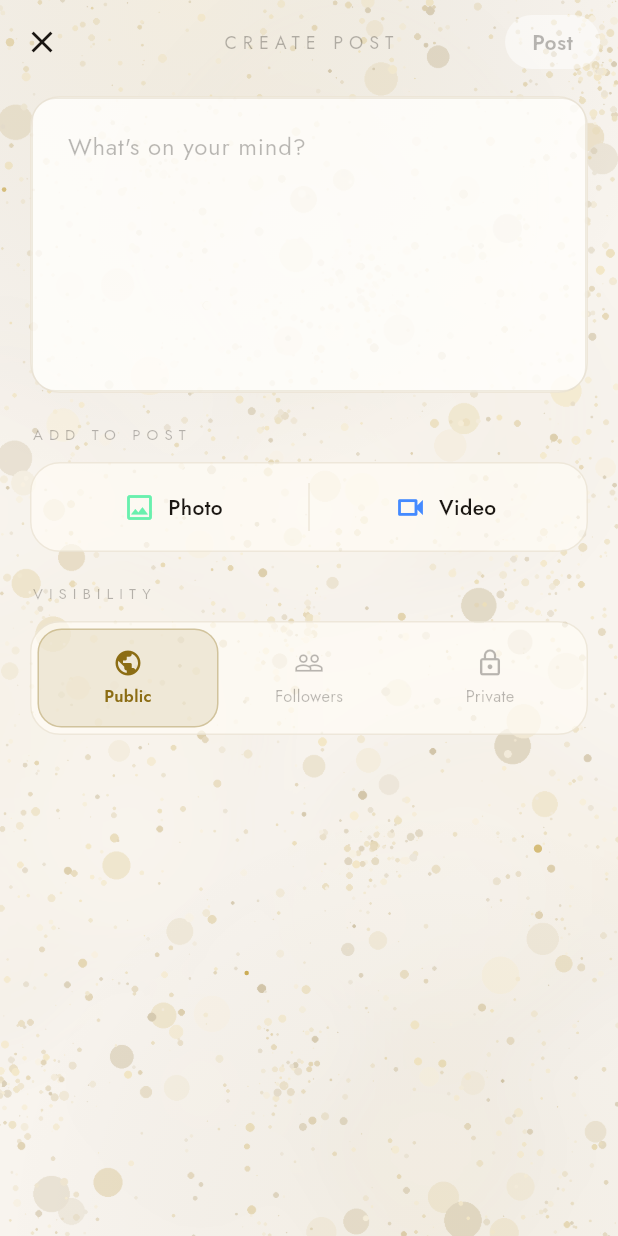
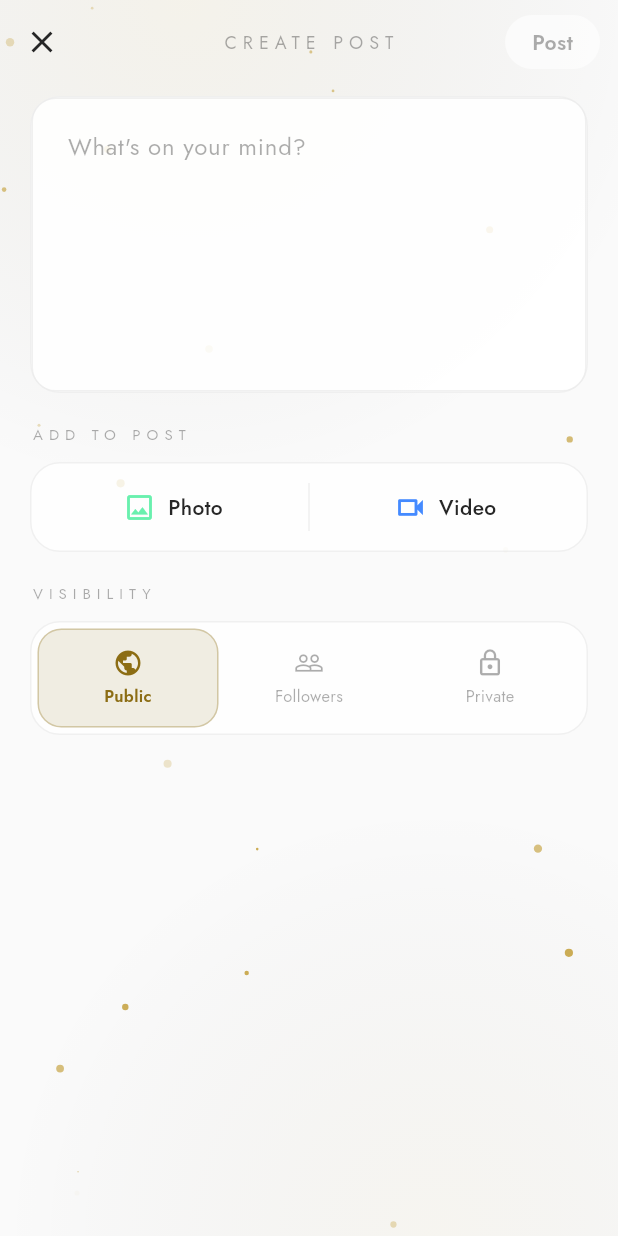
Before and after one commit to EnomApps/Enom-FrontEnd, a Flutter app: the CreatePostScreen screen opened directly, on a phone screen of 412 x 824 dp. Run offline on Flutter 3.47's test engine with Material 3 defaults, Android fonts, the phone set to English and light mode, and no system bars; our stand-ins replace camera, flutter_local_notifications, google_fonts, image_picker, permission_handler, shared_preferences and 2 more; missing offline and left inert: google_mlkit_face_detection, video_compress; accounts and stored records are empty.

Commit message:
new-design

```diff
--- a/enom_app/lib/screens/create_post_screen.dart
+++ b/enom_app/lib/screens/create_post_screen.dart
@@ -242,7 +242,7 @@ class _CreatePostScreenState extends State<CreatePostScreen> {
       ),
       body: Stack(
         children: [
-          const EnomScreenBackground(gradientVariant: 2, particleCount: 10),
+          const EnomScreenBackground(gradientVariant: 2, particleCount: 35),
           SafeArea(
             child: SingleChildScrollView(
               padding: const EdgeInsets.fromLTRB(20, 8, 20, 100),
--- a/enom_app/lib/screens/edit_post_screen.dart
+++ b/enom_app/lib/screens/edit_post_screen.dart
@@ -359,7 +359,7 @@ class _EditPostScreenState extends State<EditPostScreen> {
       ),
       body: Stack(
         children: [
-          const EnomScreenBackground(gradientVariant: 2, particleCount: 10),
+          const EnomScreenBackground(gradientVariant: 2, particleCount: 35),
           SafeArea(
             child: SingleChildScrollView(
               padding: const EdgeInsets.fromLTRB(20, 8, 20, 100),
--- a/enom_app/lib/screens/follow_list_screen.dart
+++ b/enom_app/lib/screens/follow_list_screen.dart
@@ -148,7 +148,7 @@ class _FollowListScreenState extends State<FollowListScreen> {
       ),
       body: Stack(
         children: [
-          const EnomScreenBackground(gradientVariant: 2, particleCount: 8),
+          const EnomScreenBackground(gradientVariant: 2, particleCount: 30),
           SafeArea(
             child: _isLoading
                 ? Center(child: CircularProgressIndicator(color: AppTheme.goldColor(context)))
--- a/enom_app/lib/screens/forgot_password_otp_screen.dart
+++ b/enom_app/lib/screens/forgot_password_otp_screen.dart
@@ -99,7 +99,7 @@ class _ForgotPasswordOtpScreenState extends State<ForgotPasswordOtpScreen> {
       body: Stack(
         fit: StackFit.expand,
         children: [
-          const EnomScreenBackground(gradientVariant: 3, particleCount: 15),
+          const EnomScreenBackground(gradientVariant: 3, particleCount: 45),
           SafeArea(
             child: SingleChildScrollView(
               padding: const EdgeInsets.symmetric(horizontal: 28),
--- a/enom_app/lib/screens/forgot_password_screen.dart
+++ b/enom_app/lib/screens/forgot_password_screen.dart
@@ -64,7 +64,7 @@ class _ForgotPasswordScreenState extends State<ForgotPasswordScreen> {
       body: Stack(
         fit: StackFit.expand,
         children: [
-          const EnomScreenBackground(gradientVariant: 2, particleCount: 15),
+          const EnomScreenBackground(gradientVariant: 2, particleCount: 45),
           SafeArea(
             child: SingleChildScrollView(
               padding: const EdgeInsets.symmetric(horizontal: 28),
--- a/enom_app/lib/screens/home_screen.dart
+++ b/enom_app/lib/screens/home_screen.dart
@@ -330,7 +330,7 @@ class _HomeScreenState extends State<HomeScreen> with TickerProviderStateMixin {
 
     return Stack(
       children: [
-        const EnomScreenBackground(gradientVariant: 4, particleCount: 15),
+        const EnomScreenBackground(gradientVariant: 4, particleCount: 45),
 
         SafeArea(
           child: SingleChildScrollView(
--- a/enom_app/lib/screens/language_selection_screen.dart
+++ b/enom_app/lib/screens/language_selection_screen.dart
@@ -92,7 +92,7 @@ class _LanguageSelectionScreenState extends State<LanguageSelectionScreen>
       body: Stack(
         fit: StackFit.expand,
         children: [
-          const EnomScreenBackground(gradientVariant: 2, particleCount: 15),
+          const EnomScreenBackground(gradientVariant: 2, particleCount: 45),
           SafeArea(
             child: FadeTransition(
               opacity: _fadeAnimation,
--- a/enom_app/lib/screens/login_screen.dart
+++ b/enom_app/lib/screens/login_screen.dart
@@ -80,7 +80,7 @@ class _LoginScreenState extends State<LoginScreen> {
       body: Stack(
         fit: StackFit.expand,
         children: [
-          const EnomScreenBackground(gradientVariant: 3, particleCount: 15),
+          const EnomScreenBackground(gradientVariant: 3, particleCount: 45),
 
           SafeArea(
             child: SingleChildScrollView(
--- a/enom_app/lib/screens/otp_verification_screen.dart
+++ b/enom_app/lib/screens/otp_verification_screen.dart
@@ -102,7 +102,7 @@ class _OtpVerificationScreenState extends State<OtpVerificationScreen> {
       body: Stack(
         fit: StackFit.expand,
         children: [
-          const EnomScreenBackground(gradientVariant: 2, particleCount: 15),
+          const EnomScreenBackground(gradientVariant: 2, particleCount: 45),
           SafeArea(
             child: SingleChildScrollView(
               padding: const EdgeInsets.symmetric(horizontal: 28),
--- a/enom_app/lib/screens/reset_password_screen.dart
+++ b/enom_app/lib/screens/reset_password_screen.dart
@@ -74,7 +74,7 @@ class _ResetPasswordScreenState extends State<ResetPasswordScreen> {
       body: Stack(
         fit: StackFit.expand,
         children: [
-          const EnomScreenBackground(gradientVariant: 3, particleCount: 15),
+          const EnomScreenBackground(gradientVariant: 3, particleCount: 45),
           SafeArea(
             child: SingleChildScrollView(
               padding: const EdgeInsets.symmetric(horizontal: 28),
--- a/enom_app/lib/screens/settings_screen.dart
+++ b/enom_app/lib/screens/settings_screen.dart
@@ -13,7 +13,7 @@ class SettingsScreen extends StatelessWidget {
 
     return Stack(
       children: [
-        const EnomScreenBackground(gradientVariant: 2, particleCount: 10),
+        const EnomScreenBackground(gradientVariant: 2, particleCount: 35),
         SingleChildScrollView(
           padding: const EdgeInsets.symmetric(horizontal: 24, vertical: 16),
           child: Column(
--- a/enom_app/lib/screens/signup_screen.dart
+++ b/enom_app/lib/screens/signup_screen.dart
@@ -75,7 +75,7 @@ class _SignupScreenState extends State<SignupScreen> {
       body: Stack(
         fit: StackFit.expand,
         children: [
-          const EnomScreenBackground(gradientVariant: 2, particleCount: 15),
+          const EnomScreenBackground(gradientVariant: 2, particleCount: 45),
 
           SafeArea(
             child: SingleChildScrollView(
--- a/enom_app/lib/screens/user_profile_screen.dart
+++ b/enom_app/lib/screens/user_profile_screen.dart
@@ -143,7 +143,7 @@ class _UserProfileScreenState extends State<UserProfileScreen> {
       ),
       body: Stack(
         children: [
-          const EnomScreenBackground(gradientVariant: 2, particleCount: 8),
+          const EnomScreenBackground(gradientVariant: 2, particleCount: 30),
           SafeArea(
             child: RefreshIndicator(
               onRefresh: _loadPosts,
--- a/enom_app/lib/screens/welcome_screen.dart
+++ b/enom_app/lib/screens/welcome_screen.dart
@@ -70,7 +70,7 @@ class _WelcomeScreenState extends State<WelcomeScreen>
           fit: StackFit.expand,
           children: [
             // Full background with gold dust + gradient + particles
-            const EnomScreenBackground(gradientVariant: 1, particleCount: 30),
+            const EnomScreenBackground(gradientVariant: 1, particleCount: 60),
 
             // Floating orbs
             AnimatedBuilder(
--- a/enom_app/lib/theme/app_theme.dart
+++ b/enom_app/lib/theme/app_theme.dart
@@ -33,43 +33,43 @@ class AppTheme {
     colors: [gold4, gold2, gold3, gold1],
   );
 
-  // ── Dark Theme Colors ──
-  static const Color darkBg = Color(0xFF0A0A0A);
-  static const Color darkBg2 = Color(0xFF111111);
-  static const Color darkNavBg = Color(0xD90F0F0F); // rgba(15,15,15,0.85)
-  static const Color darkTextPrimary = Color(0xFFF5F0E8);
-  static Color darkTextSecondary = const Color(0xFFF5F0E8).withValues(alpha: 0.60);
-  static Color darkTextMuted = const Color(0xFFF5F0E8).withValues(alpha: 0.35);
-  static Color darkGlass = Colors.white.withValues(alpha: 0.06);
-  static Color darkGlassBorder = Colors.white.withValues(alpha: 0.08);
-  static Color darkGlassHighlight = Colors.white.withValues(alpha: 0.12);
-  static Color darkMoodCardBg = const Color.fromRGBO(20, 18, 14, 0.70);
-  static Color darkCardBg = Colors.white.withValues(alpha: 0.04);
-  static Color darkCardBorder = Colors.white.withValues(alpha: 0.08);
-  static Color darkInputBg = Colors.white.withValues(alpha: 0.06);
-  static Color darkInputBorder = Colors.white.withValues(alpha: 0.08);
+  // ── Dark Theme Colors (Instagram-style) ──
+  static const Color darkBg = Color(0xFF000000);
+  static const Color darkBg2 = Color(0xFF121212);
+  static const Color darkNavBg = Color(0xD9000000); // rgba(0,0,0,0.85)
+  static const Color darkTextPrimary = Color(0xFFF5F5F5);
+  static Color darkTextSecondary = const Color(0xFFF5F5F5).withValues(alpha: 0.65);
+  static Color darkTextMuted = const Color(0xFFF5F5F5).withValues(alpha: 0.40);
+  static Color darkGlass = Colors.white.withValues(alpha: 0.08);
+  static Color darkGlassBorder = Colors.white.withValues(alpha: 0.12);
+  static Color darkGlassHighlight = Colors.white.withValues(alpha: 0.15);
+  static Color darkMoodCardBg = const Color.fromRGBO(18, 18, 18, 0.80);
+  static Color darkCardBg = Colors.white.withValues(alpha: 0.06);
+  static Color darkCardBorder = Colors.white.withValues(alpha: 0.12);
+  static Color darkInputBg = Colors.white.withValues(alpha: 0.08);
+  static Color darkInputBorder = Colors.white.withValues(alpha: 0.12);
 
-  // ── Light Theme Colors ──
-  static const Color lightBg = Color(0xFFF8F4EE);
-  static const Color lightBg2 = Color(0xFFF0EBE2);
-  static const Color lightNavBg = Color(0xD9F8F4EE); // rgba(248,244,238,0.85)
+  // ── Light Theme Colors (Instagram-style) ──
+  static const Color lightBg = Color(0xFFFAFAFA);
+  static const Color lightBg2 = Color(0xFFEFEFEF);
+  static const Color lightNavBg = Color(0xD9FAFAFA); // rgba(250,250,250,0.85)
   static const Color lightGold = Color(0xFF8C6D14);
-  static const Color lightTextPrimary = Color(0xFF1A1612);
-  static Color lightTextSecondary = const Color(0xFF1A1612).withValues(alpha: 0.55);
-  static Color lightTextMuted = const Color(0xFF1A1612).withValues(alpha: 0.30);
-  static Color lightGlass = Colors.white.withValues(alpha: 0.50);
-  static Color lightGlassBorder = const Color.fromRGBO(180, 160, 120, 0.20);
-  static Color lightGlassHighlight = Colors.white.withValues(alpha: 0.80);
-  static Color lightMoodCardBg = const Color.fromRGBO(255, 252, 245, 0.70);
-  static Color lightCardBg = Colors.white.withValues(alpha: 0.65);
-  static Color lightCardBorder = const Color.fromRGBO(180, 160, 120, 0.20);
-  static Color lightInputBg = Colors.white.withValues(alpha: 0.50);
-  static Color lightInputBorder = const Color.fromRGBO(180, 160, 120, 0.20);
+  static const Color lightTextPrimary = Color(0xFF262626);
+  static Color lightTextSecondary = const Color(0xFF262626).withValues(alpha: 0.60);
+  static Color lightTextMuted = const Color(0xFF262626).withValues(alpha: 0.38);
+  static Color lightGlass = Colors.white.withValues(alpha: 0.60);
+  static Color lightGlassBorder = const Color.fromRGBO(219, 219, 219, 0.40);
+  static Color lightGlassHighlight = Colors.white.withValues(alpha: 0.85);
+  static Color lightMoodCardBg = const Color.fromRGBO(255, 255, 255, 0.75);
+  static Color lightCardBg = Colors.white.withValues(alpha: 0.70);
+  static Color lightCardBorder = const Color.fromRGBO(219, 219, 219, 0.35);
+  static Color lightInputBg = Colors.white.withValues(alpha: 0.60);
+  static Color lightInputBorder = const Color.fromRGBO(219, 219, 219, 0.40);
 
   // Legacy aliases for compatibility
   static const Color lightGoldLight = Color(0xFFBFA02A);
   static const Color lightGoldDark = Color(0xFF6B5210);
-  static const Color darkText1 = Color(0xFFF5F0E8);
+  static const Color darkText1 = Color(0xFFF5F5F5);
 
   // ── Helpers ──
   static bool isDark(BuildContext context) =>
@@ -457,8 +457,8 @@ class AppTheme {
   }
 }
 
-/// Gold dust background using pre-rendered PNG assets.
-/// Provides a minimalized gold dust effect on all screens.
+/// Solid color background (Instagram-style).
+/// Dark mode: black, Light mode: off-white (#FAFAFA).
 class GoldDustBackground extends StatelessWidget {
   final bool minimalized;
   const GoldDustBackground({super.key, this.minimalized = true});
@@ -468,16 +468,8 @@ class GoldDustBackground extends StatelessWidget {
     final dark = AppTheme.isDark(context);
     return Positioned.fill(
       child: IgnorePointer(
-        child: Opacity(
-          opacity: minimalized ? 0.5 : 1.0,
-          child: Image.asset(
-            dark
-                ? 'assets/backgrounds/bg_gold_dust_dark.png'
-                : 'assets/backgrounds/bg_gold_dust_light.png',
-            fit: BoxFit.cover,
-            width: double.infinity,
-            height: double.infinity,
-          ),
+        child: ColoredBox(
+          color: dark ? AppTheme.darkBg : AppTheme.lightBg,
         ),
       ),
     );
@@ -495,7 +487,7 @@ class EnomScreenBackground extends StatefulWidget {
   const EnomScreenBackground({
     super.key,
     this.gradientVariant = 1,
-    this.particleCount = 20,
+    this.particleCount = 40,
     this.showParticles = true,
   });
 
@@ -564,17 +556,9 @@ class _EnomScreenBackgroundState extends State<EnomScreenBackground>
         child: Stack(
           fit: StackFit.expand,
           children: [
-            // 1. Full-screen gold dust PNG
-            Opacity(
-              opacity: 0.5,
-              child: Image.asset(
-                dark
-                    ? 'assets/backgrounds/bg_gold_dust_dark.png'
-                    : 'assets/backgrounds/bg_gold_dust_light.png',
-                fit: BoxFit.cover,
-                width: double.infinity,
-                height: double.infinity,
-              ),
+            // 1. Solid background color (Instagram-style)
+            ColoredBox(
+              color: dark ? AppTheme.darkBg : AppTheme.lightBg,
             ),
 
             // 2. Radial gradient glows
```
Also changed, not shown: enom_app/lib/screens/feed_reels_screen.dart (+145 -31 lines), enom_app/lib/screens/feed_screen.dart (+12 -34 lines), enom_app/lib/screens/profile_screen.dart (+4 -4 lines).
